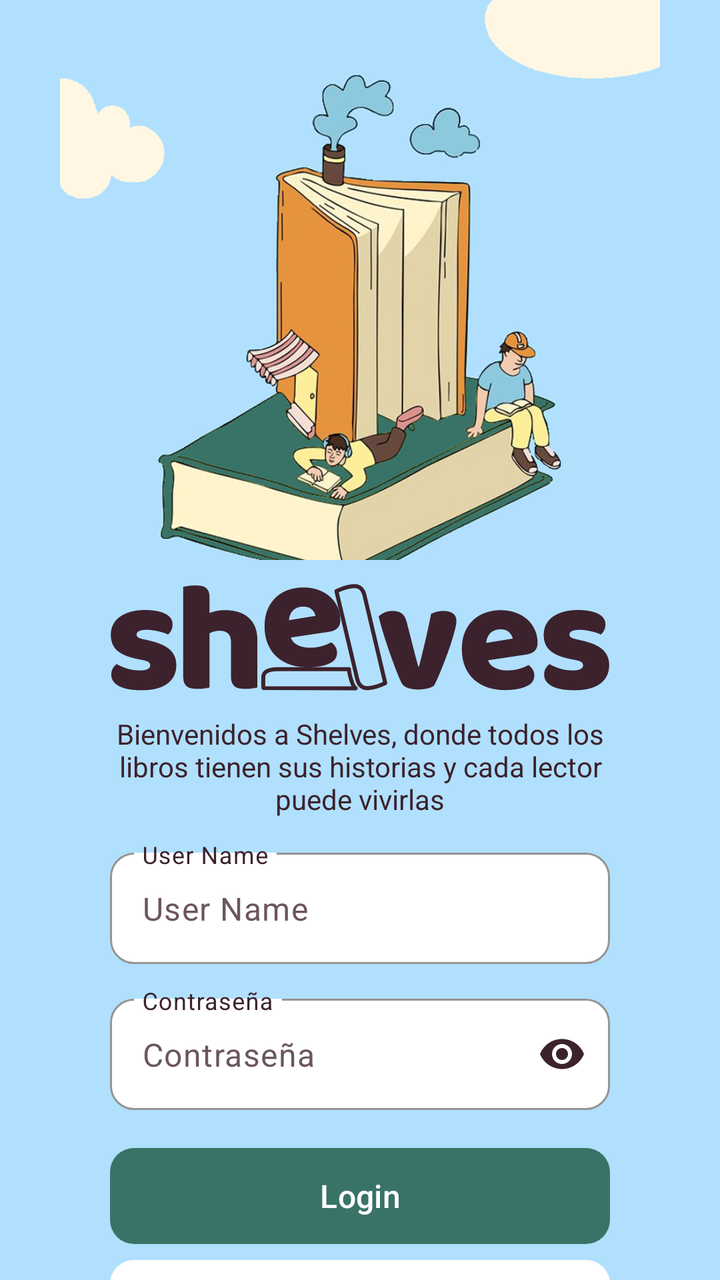
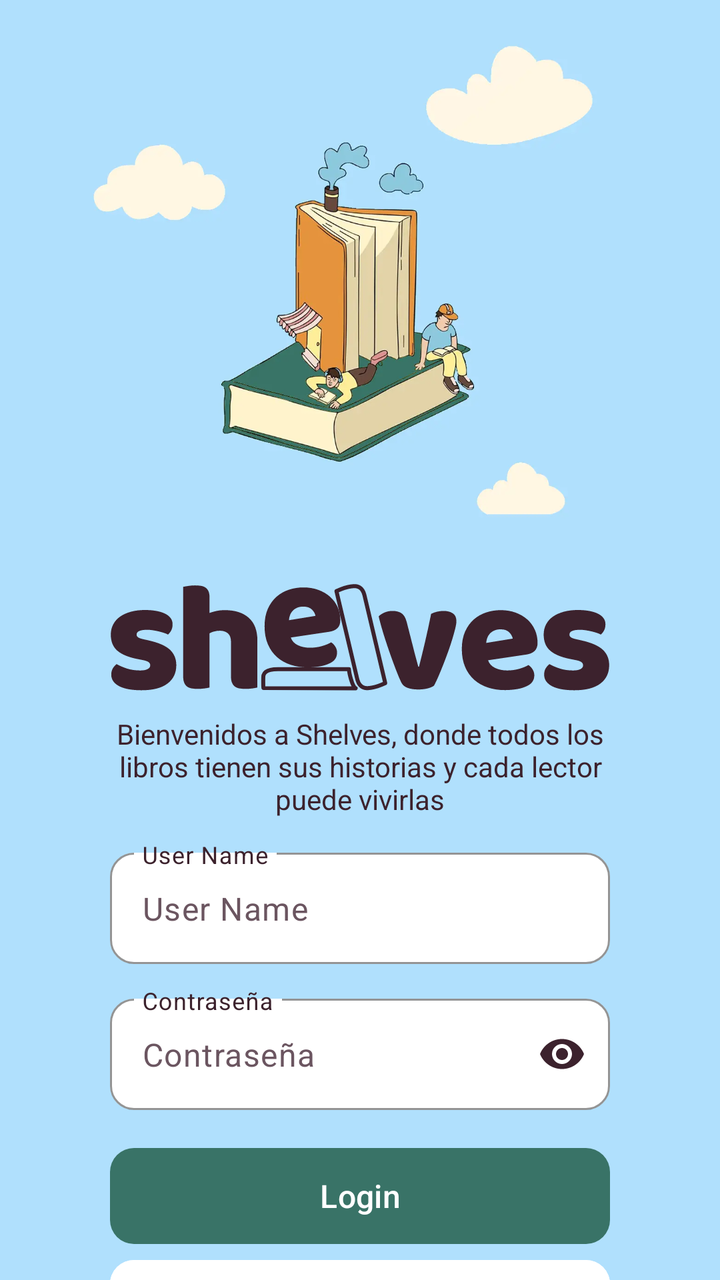

Two renders of the same Android screen: before a commit and after it. Below are the layout's source before the change and the commit's diff.
<!-- AndroidManifest.xml: application theme Theme.Shelves -->
<!-- res/layout/activity_login.xml -->
<?xml version="1.0" encoding="utf-8"?>
<androidx.constraintlayout.widget.ConstraintLayout xmlns:android="http://schemas.android.com/apk/res/android"
    xmlns:app="http://schemas.android.com/apk/res-auto"
    xmlns:tools="http://schemas.android.com/tools"
    android:id="@+id/main"
    android:layout_width="match_parent"
    android:layout_height="match_parent"
    android:background="@color/icy_blue"
    tools:context=".LoginActivity">

    <ImageView
        android:id="@+id/imglogin"
        android:layout_width="300dp"
        android:layout_height="280dp"
        android:contentDescription="@string/login_imagen"
        android:scaleType="centerCrop"
        android:src="@mipmap/fondo_login"
        app:layout_constraintEnd_toEndOf="parent"
        app:layout_constraintStart_toStartOf="parent"
        app:layout_constraintTop_toTopOf="parent" />

    <ImageView
        android:id="@+id/imgLogo"
        android:layout_width="250dp"
        android:layout_height="wrap_content"
        android:layout_margin="12dp"
        android:adjustViewBounds="true"
        android:contentDescription="@string/logo"
        android:scaleType="fitCenter"
        android:src="@drawable/logo_shelves"
        app:layout_constraintEnd_toEndOf="parent"
        app:layout_constraintStart_toStartOf="parent"
        app:layout_constraintTop_toBottomOf="@id/imglogin" />

    <TextView
        android:id="@+id/textIntro"
        android:layout_width="wrap_content"
        android:layout_height="wrap_content"
        android:layout_marginTop="12dp"
        android:gravity="center"
        android:maxWidth="250dp"
        android:text="@string/login_descripcion"
        android:textAlignment="center"
        android:textColor="@color/midnight_violet"
        android:textSize="14sp"
        app:layout_constraintEnd_toEndOf="parent"
        app:layout_constraintStart_toStartOf="parent"
        app:layout_constraintTop_toBottomOf="@id/imgLogo" />

    <LinearLayout
        android:layout_width="250dp"
        android:layout_height="wrap_content"
        android:orientation="vertical"
        app:layout_constraintEnd_toEndOf="parent"
        app:layout_constraintStart_toStartOf="parent"
        app:layout_constraintTop_toBottomOf="@id/textIntro">

        
        <com.google.android.material.textfield.TextInputLayout
            style="@style/Widget.Shelves.TextInputLayout"
            android:layout_width="match_parent"
            android:layout_height="wrap_content"
            android:layout_marginTop="12dp"
            android:hint="@string/login_user_name"
            android:textColorHint="@color/midnight_violet"
            app:boxBackgroundColor="@color/white"
            app:boxStrokeColor="@color/midnight_violet"
            app:endIconMode="clear_text"
            app:endIconTint="@color/midnight_violet"
            app:expandedHintEnabled="false"
            app:placeholderText="@string/login_user_name"
            app:placeholderTextColor="#6B5560">

            <com.google.android.material.textfield.TextInputEditText
                android:id="@+id/etUsuario"
                android:layout_width="match_parent"
                android:layout_height="wrap_content"
                android:autofillHints="username"
                android:inputType="text"
                android:textColor="@color/midnight_violet"
                android:textColorHint="#6B5560"
                tools:targetApi="o" />
        </com.google.android.material.textfield.TextInputLayout>

        
        <com.google.android.material.textfield.TextInputLayout
            style="@style/Widget.Shelves.TextInputLayout"
            android:layout_width="match_parent"
            android:layout_height="wrap_content"
            android:layout_marginTop="12dp"
            android:hint="@string/login_contrasena"
            android:textColorHint="@color/midnight_violet"
            app:boxBackgroundColor="@color/white"
            app:boxStrokeColor="@color/midnight_violet"
            app:endIconMode="password_toggle"
            app:endIconTint="@color/midnight_violet"
            app:expandedHintEnabled="false"
            app:placeholderText="@string/login_contrasena"
            app:placeholderTextColor="#6B5560">

            <com.google.android.material.textfield.TextInputEditText
                android:id="@+id/etContrasena"
                android:layout_width="match_parent"
                android:layout_height="wrap_content"
                android:autofillHints="password"
                android:inputType="textPassword"
                android:textColor="@color/midnight_violet"
                android:textColorHint="@color/midnight_violet"
                tools:ignore="TextContrastCheck"
                tools:targetApi="o" />
        </com.google.android.material.textfield.TextInputLayout>

        <com.google.android.material.button.MaterialButton
            android:id="@+id/btnLogin"
            style="@style/Widget.Shelves.Button"
            android:layout_width="match_parent"
            android:layout_height="wrap_content"
            android:layout_marginTop="15dp"
            android:text="@string/login_login" />

        <com.google.android.material.button.MaterialButton
            android:id="@+id/btnSignUp"
            style="@style/Widget.Shelves.Button"
            android:layout_width="match_parent"
            android:layout_height="wrap_content"
            android:backgroundTint="@color/white"
            android:text="@string/login_sign_up"
            android:textColor="@color/midnight_violet" />

    </LinearLayout>

</androidx.constraintlayout.widget.ConstraintLayout>
<!-- resources referenced by this layout -->
<resources>
  <color name="icy_blue">#B0E0FD</color>
  <color name="midnight_violet">#3C222D</color>
  <color name="white">#FFFFFF</color>
  <!-- drawable logo_shelves: vector/xml drawable (drawable, 10470 chars, omitted) -->
  <!-- mipmap fondo_login: png bitmap (mipmap-hdpi, 336724 bytes) -->
  <string name="login_contrasena">Contraseña</string>
  <string name="login_descripcion">Bienvenidos a Shelves, donde todos los libros tienen sus historias y cada lector puede vivirlas</string>
  <string name="login_imagen">imagen</string>
  <string name="login_login">Login</string>
  <string name="login_sign_up">Sign Up</string>
  <string name="login_user_name">User Name</string>
  <string name="logo">Shelves</string>
  <style name="Widget.Shelves.Button" parent="Widget.Material3.Button">
          <item name="android:minHeight">56dp</item>
          <item name="android:textSize">16sp</item>
          <item name="android:textAllCaps">false</item>
          <item name="cornerRadius">12dp</item>
      </style>
  <style name="Widget.Shelves.TextInputLayout" parent="Widget.Material3.TextInputLayout.OutlinedBox">
          <item name="boxCornerRadiusTopStart">12dp</item>
          <item name="boxCornerRadiusTopEnd">12dp</item>
          <item name="boxCornerRadiusBottomStart">12dp</item>
          <item name="boxCornerRadiusBottomEnd">12dp</item>
      </style>
  <style name="Theme.Shelves" parent="Base.Theme.Shelves" />
  <style name="Base.Theme.Shelves" parent="Theme.Material3.DayNight.NoActionBar">
          <item name="colorPrimary">@color/shelves_primary</item>
          <item name="colorOnPrimary">@color/shelves_on_primary</item>
          <item name="colorSecondary">@color/shelves_secondary</item>
          <item name="colorOnSecondary">@color/shelves_on_secondary</item>
          <item name="colorSecondaryContainer">@color/shelves_secondary</item>
          <item name="colorOnSecondaryContainer">@color/shelves_on_secondary</item>
          <item name="android:colorBackground">@color/shelves_background</item>
          <item name="colorOnBackground">@color/shelves_on_surface</item>
          <item name="colorSurface">@color/shelves_surface</item>
          <item name="colorOnSurface">@color/shelves_on_surface</item>
          <item name="colorOnSurfaceVariant">@color/shelves_text_secondary</item>
          <item name="colorError">@color/shelves_error</item>
          <item name="colorOnError">@color/shelves_on_error</item>
      </style>
  <color name="shelves_primary">@color/verde</color>
  <color name="shelves_on_primary">@color/white</color>
  <color name="shelves_secondary">@color/icy_blue</color>
  <color name="shelves_on_secondary">@color/midnight_violet</color>
  <color name="shelves_background">@color/crema</color>
  <color name="shelves_on_surface">@color/midnight_violet</color>
  <color name="shelves_surface">@color/white</color>
  <color name="shelves_text_secondary">#6B5560</color>
  <color name="shelves_error">#B3261E</color>
  <color name="shelves_on_error">@color/white</color>
  <color name="verde">#397367</color>
  <color name="crema">#FFF6E3</color>
</resources>

<!-- the commit's change to res/layout/activity_login.xml (unified diff, before → after) -->
@@ -10,11 +10,11 @@
 
     <ImageView
         android:id="@+id/imglogin"
-        android:layout_width="300dp"
+        android:layout_width="0dp"
         android:layout_height="280dp"
         android:contentDescription="@string/login_imagen"
         android:scaleType="centerCrop"
-        android:src="@mipmap/fondo_login"
+        android:src="@drawable/fondo_amplio"
         app:layout_constraintEnd_toEndOf="parent"
         app:layout_constraintStart_toStartOf="parent"
         app:layout_constraintTop_toTopOf="parent" />
<!-- resource entries referenced after the edit -->
@@ -3,8 +3,8 @@
   <color name="icy_blue">#B0E0FD</color>
   <color name="midnight_violet">#3C222D</color>
   <color name="white">#FFFFFF</color>
+  <!-- drawable fondo_amplio: webp bitmap (drawable, 33566 bytes) -->
   <!-- drawable logo_shelves: vector/xml drawable (drawable, 10470 chars, omitted) -->
-  <!-- mipmap fondo_login: png bitmap (mipmap-hdpi, 336724 bytes) -->
   <string name="login_contrasena">Contraseña</string>
   <string name="login_descripcion">Bienvenidos a Shelves, donde todos los libros tienen sus historias y cada lector puede vivirlas</string>
   <string name="login_imagen">imagen</string>
